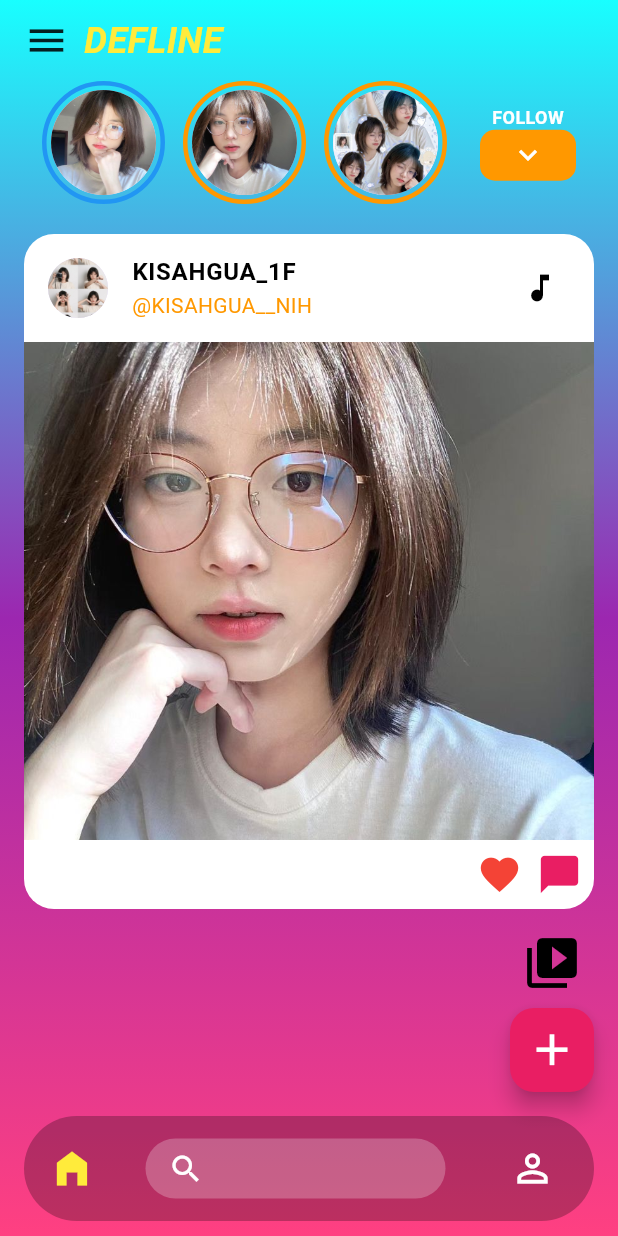
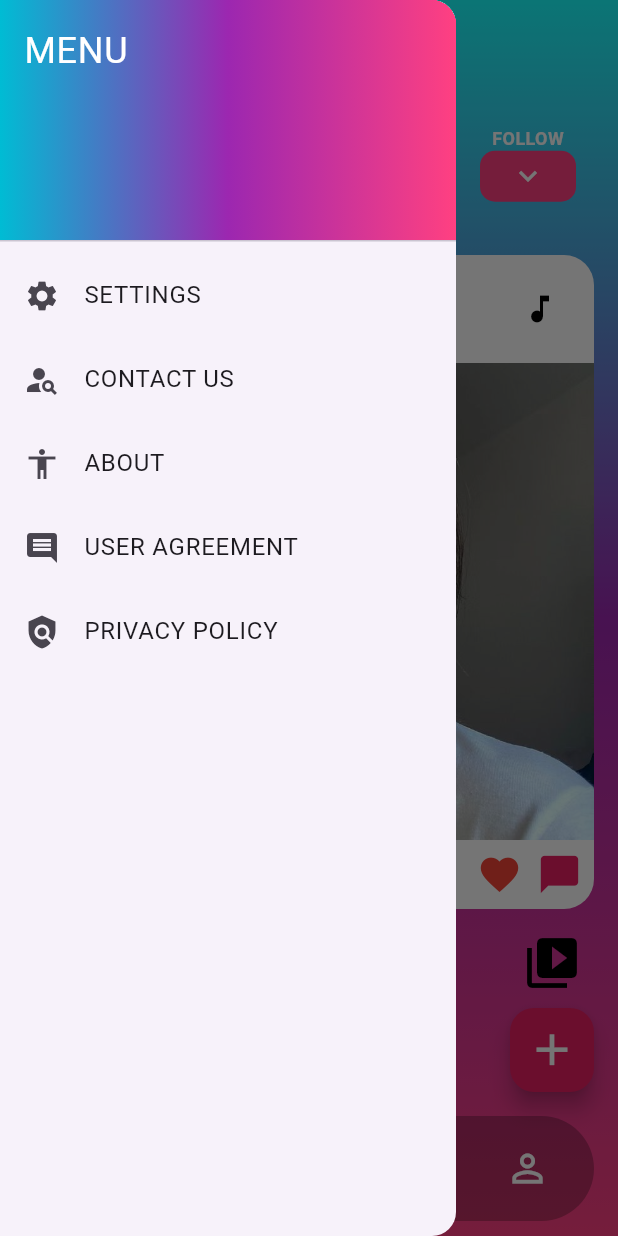
Before and after one commit to devdeflinenabila/defuline_appfinal, a Flutter app: the DeflineDashboard screen opened directly, with the side drawer open (before the commit the screen has no drawer), on a phone screen of 412 x 824 dp. Run offline on Flutter 3.47's test engine with Material 3 defaults, Android fonts, the phone set to English and light mode, and no system bars.

Commit message:
menambahkan homepage

```diff
--- a/lib/pages/homepage.dart
+++ b/lib/pages/homepage.dart
@@ -19,16 +19,67 @@ class MyApp extends StatelessWidget {
 class DeflineDashboard extends StatelessWidget {
   const DeflineDashboard({super.key});
 
+  static final GlobalKey<ScaffoldState> _scaffoldKey = GlobalKey<ScaffoldState>();
+
   @override
   Widget build(BuildContext context) {
     return Scaffold(
+      key: _scaffoldKey,
+
+      drawer: Drawer(
+        child: ListView(
+          padding: EdgeInsets.zero,
+          children: [
+            const DrawerHeader(
+              decoration: BoxDecoration(
+                gradient: LinearGradient(
+                  colors: [Colors.cyan, Colors.purple, Colors.pinkAccent],
+                ),
+              ),
+              child: Text(
+                'MENU',
+                style: TextStyle(color: Colors.white, fontSize: 24),
+              ),
+            ),
+            ListTile(
+              leading: const Icon(Icons.settings),
+              title: const Text('SETTINGS'),
+              onTap: () => Navigator.pop(context),
+            ),
+            ListTile(
+              leading: const Icon(Icons.person_search),
+              title: const Text('CONTACT US'),
+              onTap: () => Navigator.pop(context),
+            ),
+            ListTile(
+              leading: const Icon(Icons.accessibility),
+              title: const Text('ABOUT'),
+              onTap: () => Navigator.pop(context),
+            ),
+            ListTile(
+              leading: const Icon(Icons.comment),
+              title: const Text('USER AGREEMENT'),
+              onTap: () => Navigator.pop(context),
+            ),
+            ListTile(
+              leading: const Icon(Icons.policy),
+              title: const Text('PRIVACY POLICY'),
+              onTap: () {
+                Navigator.pop(context);
+                 Navigator.push(context, MaterialPageRoute(builder: (context) => const ProfilePage()));
+              },
+            ),
+          ],
+        ),
+      ),
+
       body: Container(
         decoration: const BoxDecoration(
           gradient: LinearGradient(
             begin: Alignment.topCenter,
             end: Alignment.bottomCenter,
-            colors: [Colors.cyanAccent,Colors.purple,Colors.pinkAccent],
-            stops: [0.0, 0.5, 1.0 ],
+            colors: [Colors.cyanAccent, Colors.purple, Colors.pinkAccent],
+            stops: [0.0, 0.5, 1.0],
           ),
         ),
         child: SafeArea(
@@ -38,7 +89,12 @@ class DeflineDashboard extends StatelessWidget {
                 padding: const EdgeInsets.symmetric(horizontal: 16, vertical: 10),
                 child: Row(
                   children: [
-                    const Icon(Icons.menu, size: 30),
+                    IconButton(
+                      icon: const Icon(Icons.menu, size: 30, color: Colors.white),
+                      onPressed: () {
+                        _scaffoldKey.currentState?.openDrawer();
+                      },
+                    ),
                     const SizedBox(width: 10),
                     const Text(
                       'DEFLINE',
@@ -46,7 +102,7 @@ class DeflineDashboard extends StatelessWidget {
                         fontSize: 24,
                         fontWeight: FontWeight.bold,
                         fontStyle: FontStyle.italic,
-                        color: Colors.yellow,
+                        color: Colors.white,
                       ),
                     ),
                   ],
@@ -69,6 +125,7 @@ class DeflineDashboard extends StatelessWidget {
 
               const SizedBox(height: 20),
 
+
               Expanded(
                 child: Container(
                   margin: const EdgeInsets.symmetric(horizontal: 16),
@@ -80,33 +137,31 @@ class DeflineDashboard extends StatelessWidget {
                     children: [
                       const ListTile(
                         leading: CircleAvatar(
-
                           backgroundImage: AssetImage("asset/image/wls2.jpg"),
                         ),
-                        title: Text("KISAHGUA_1F", style: TextStyle(color: Colors.black, fontWeight: FontWeight.bold)),
-                        subtitle: Text("@KISAHGUA__NIH", style: TextStyle(color: Colors.orange)),
+                        title: Text("KISAHGUA_1F",
+                            style: TextStyle(color: Colors.black, fontWeight: FontWeight.bold)),
+                        subtitle: Text("@KISAHGUA__NIH",
+                            style: TextStyle(color: Colors.orange)),
                         trailing: Icon(Icons.music_note, color: Colors.black),
                       ),
-
-
                       Expanded(
                         child: ClipRRect(
                           child: Image.asset(
                             "asset/image/kisah2.jpg",
                             fit: BoxFit.cover,
                             width: double.infinity,
-
                             errorBuilder: (context, error, stackTrace) {
                               return Container(
                                 color: Colors.grey[300],
-                                child: const Center(child: Icon(Icons.broken_image, color: Colors.grey)),
+                                child: const Center(
+                                    child: Icon(Icons.broken_image, color: Colors.grey)
+                                ),
                               );
                             },
                           ),
                         ),
                       ),
-
-
                       const Padding(
                         padding: EdgeInsets.all(8.0),
                         child: Row(
@@ -123,6 +178,7 @@ class DeflineDashboard extends StatelessWidget {
                 ),
               ),
 
+
               Padding(
                 padding: const EdgeInsets.all(16.0),
                 child: Row(
@@ -130,7 +186,7 @@ class DeflineDashboard extends StatelessWidget {
                   children: [
                     Column(
                       children: [
-                        const Icon(Icons.video_library , color: Colors.black, size: 40),
+                        const Icon(Icons.video_library, color: Colors.black, size: 40),
                         const SizedBox(height: 10),
                         FloatingActionButton(
                           onPressed: () {},
@@ -143,6 +199,7 @@ class DeflineDashboard extends StatelessWidget {
                 ),
               ),
 
+              // Custom Bottom Navigation Bar
               Container(
                 height: 70,
                 margin: const EdgeInsets.only(bottom: 10, left: 16, right: 16),
@@ -155,7 +212,7 @@ class DeflineDashboard extends StatelessWidget {
                   children: [
                     const Icon(Icons.home_filled, size: 30, color: Colors.yellow),
                     Container(
-                      width: 200,
+                      width: 180,
                       height: 40,
                       decoration: BoxDecoration(
                         color: Colors.white24,
@@ -170,8 +227,9 @@ class DeflineDashboard extends StatelessWidget {
                     ),
                     IconButton(
                       onPressed: () {
-                        Navigator.push(context, MaterialPageRoute(builder: (context) => const ProfilePage()));
-                      },
+                        Navigator.push(context, MaterialPageRoute(builder: (context) => ProfilePage()
+
+                        ),);},
                       icon: const Icon(Icons.person_outline, color: Colors.white, size: 30),
                     ),
                   ],
@@ -183,7 +241,6 @@ class DeflineDashboard extends StatelessWidget {
       ),
     );
   }
-
 
   Widget _buildStoryItem(String imagePath, {bool isViewed = false}) {
     return Container(
@@ -206,7 +263,7 @@ class DeflineDashboard extends StatelessWidget {
         const Text("FOLLOW", style: TextStyle(fontWeight: FontWeight.bold, fontSize: 12, color: Colors.white)),
         Container(
           padding: const EdgeInsets.symmetric(horizontal: 20, vertical: 5),
-          decoration: BoxDecoration(color: Colors.orange, borderRadius: BorderRadius.circular(10)),
+          decoration: BoxDecoration(color: Colors.pinkAccent, borderRadius: BorderRadius.circular(10)),
           child: const Icon(Icons.keyboard_arrow_down, color: Colors.white),
         ),
       ],
```
